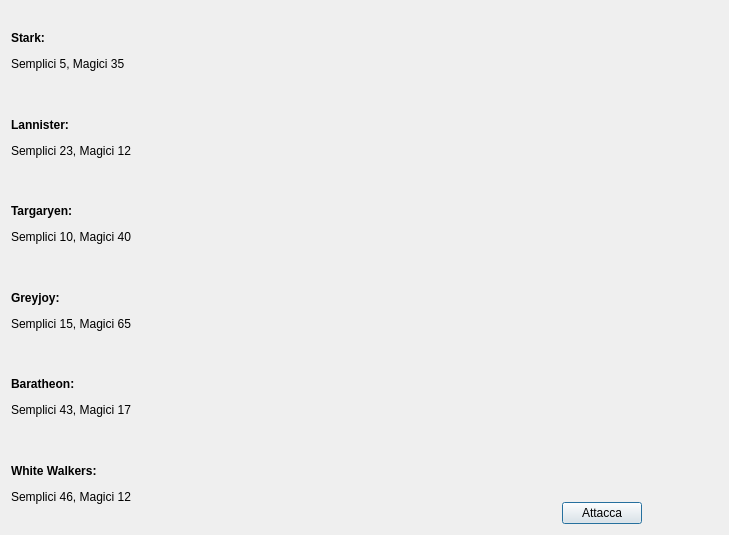
Above: playwindow.ui from AliceCasali/Legend_Of_WesterosQT before the change. Below: the same form after it.
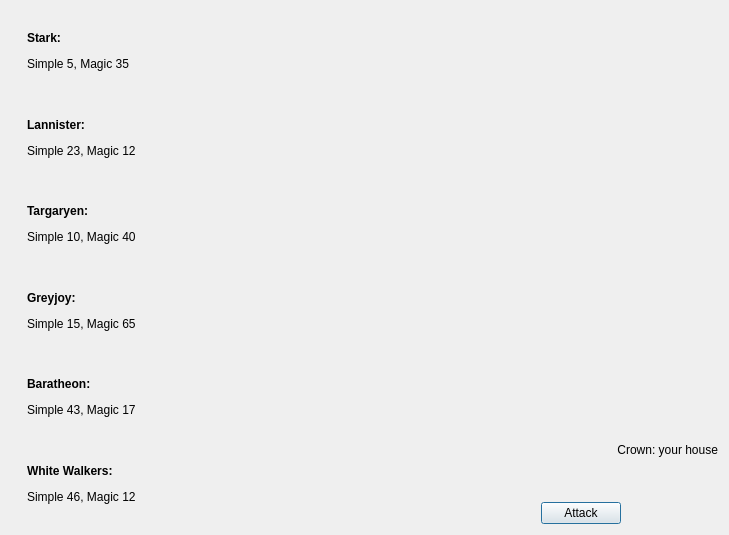
That is the form after the change.

What changed in the file:
```diff
--- a/playwindow.ui
+++ b/playwindow.ui
@@ -14,50 +14,216 @@
    <string>Dialog</string>
   </property>
   <layout class="QHBoxLayout" name="horizontalLayout_2">
+   <item>
+    <layout class="QVBoxLayout" name="verticalLayout_2">
+     <item>
+      <widget class="QLabel" name="labelStark_2">
+       <property name="sizePolicy">
+        <sizepolicy hsizetype="Maximum" vsizetype="Maximum">
+         <horstretch>0</horstretch>
+         <verstretch>0</verstretch>
+        </sizepolicy>
+       </property>
+       <property name="text">
+        <string/>
+       </property>
+      </widget>
+     </item>
+     <item>
+      <widget class="QLabel" name="labelLannister_2">
+       <property name="sizePolicy">
+        <sizepolicy hsizetype="Maximum" vsizetype="Maximum">
+         <horstretch>0</horstretch>
+         <verstretch>0</verstretch>
+        </sizepolicy>
+       </property>
+       <property name="text">
+        <string/>
+       </property>
+      </widget>
+     </item>
+     <item>
+      <widget class="QLabel" name="labelTargaryen_2">
+       <property name="sizePolicy">
+        <sizepolicy hsizetype="Maximum" vsizetype="Maximum">
+         <horstretch>0</horstretch>
+         <verstretch>0</verstretch>
+        </sizepolicy>
+       </property>
+       <property name="text">
+        <string/>
+       </property>
+      </widget>
+     </item>
+     <item>
+      <widget class="QLabel" name="labelGreyjoy_2">
+       <property name="sizePolicy">
+        <sizepolicy hsizetype="Maximum" vsizetype="Maximum">
+         <horstretch>0</horstretch>
+         <verstretch>0</verstretch>
+        </sizepolicy>
+       </property>
+       <property name="text">
+        <string/>
+       </property>
+      </widget>
+     </item>
+     <item>
+      <widget class="QLabel" name="labelBaratheon_2">
+       <property name="sizePolicy">
+        <sizepolicy hsizetype="Maximum" vsizetype="Maximum">
+         <horstretch>0</horstretch>
+         <verstretch>0</verstretch>
+        </sizepolicy>
+       </property>
+       <property name="text">
+        <string/>
+       </property>
+      </widget>
+     </item>
+     <item>
+      <widget class="QLabel" name="labelWhiteWalkers_2">
+       <property name="sizePolicy">
+        <sizepolicy hsizetype="Maximum" vsizetype="Maximum">
+         <horstretch>0</horstretch>
+         <verstretch>0</verstretch>
+        </sizepolicy>
+       </property>
+       <property name="text">
+        <string/>
+       </property>
+      </widget>
+     </item>
+    </layout>
+   </item>
    <item>
     <layout class="QVBoxLayout" name="verticalLayout_6">
      <item>
       <widget class="QLabel" name="labelStark">
+       <property name="sizePolicy">
+        <sizepolicy hsizetype="Maximum" vsizetype="Preferred">
+         <horstretch>0</horstretch>
+         <verstretch>0</verstretch>
+        </sizepolicy>
+       </property>
+       <property name="styleSheet">
+        <string notr="true">QLabel{
+	margin-right: 20 px;
+}</string>
+       </property>
        <property name="text">
-        <string>&lt;html&gt;&lt;head/&gt;&lt;body&gt;&lt;p&gt;&lt;b&gt;Stark:&lt;b&gt;&lt;/p&gt;&lt;p&gt;Semplici 5, Magici 35&lt;/p&gt;&lt;/body&gt;&lt;/html&gt;</string>
+        <string>&lt;html&gt;&lt;head/&gt;&lt;body&gt;&lt;p&gt;&lt;span style=&quot; font-weight:600;&quot;&gt;Stark:&lt;/span&gt;&lt;/p&gt;&lt;p&gt;Simple 5, Magic 35&lt;/p&gt;&lt;/body&gt;&lt;/html&gt;</string>
+       </property>
+       <property name="margin">
+        <number>0</number>
        </property>
       </widget>
      </item>
      <item>
       <widget class="QLabel" name="labelLannister">
+       <property name="sizePolicy">
+        <sizepolicy hsizetype="Maximum" vsizetype="Preferred">
+         <horstretch>0</horstretch>
+         <verstretch>0</verstretch>
+        </sizepolicy>
+       </property>
+       <property name="styleSheet">
+        <string notr="true">QLabel{
+	margin-right: 20 px;
+}</string>
+       </property>
        <property name="text">
-        <string>&lt;html&gt;&lt;head/&gt;&lt;body&gt;&lt;p&gt;&lt;b&gt;Lannister:&lt;b&gt;&lt;/p&gt;&lt;p&gt;Semplici 23, Magici 12&lt;/p&gt;&lt;/body&gt;&lt;/html&gt;</string>
+        <string>&lt;html&gt;&lt;head/&gt;&lt;body&gt;&lt;p&gt;&lt;span style=&quot; font-weight:600;&quot;&gt;Lannister:&lt;/span&gt;&lt;/p&gt;&lt;p&gt;Simple 23, Magic 12&lt;/p&gt;&lt;/body&gt;&lt;/html&gt;</string>
+       </property>
+       <property name="margin">
+        <number>0</number>
        </property>
       </widget>
      </item>
      <item>
       <widget class="QLabel" name="labelTargaryen">
+       <property name="sizePolicy">
+        <sizepolicy hsizetype="Maximum" vsizetype="Preferred">
+         <horstretch>0</horstretch>
+         <verstretch>0</verstretch>
+        </sizepolicy>
+       </property>
+       <property name="styleSheet">
+        <string notr="true">QLabel{
+	margin-right: 20 px;
+}</string>
+       </property>
        <property name="text">
-        <string>&lt;html&gt;&lt;head/&gt;&lt;body&gt;&lt;p&gt;&lt;b&gt;Targaryen:&lt;/b&gt;&lt;/p&gt;&lt;p&gt;Semplici 10, Magici 40&lt;/p&gt;&lt;/body&gt;&lt;/html&gt;</string>
+        <string>&lt;html&gt;&lt;head/&gt;&lt;body&gt;&lt;p&gt;&lt;span style=&quot; font-weight:600;&quot;&gt;Targaryen:&lt;/span&gt;&lt;/p&gt;&lt;p&gt;Simple 10, Magic 40&lt;/p&gt;&lt;/body&gt;&lt;/html&gt;</string>
        </property>
        <property name="wordWrap">
         <bool>true</bool>
        </property>
+       <property name="margin">
+        <number>0</number>
+       </property>
       </widget>
      </item>
      <item>
       <widget class="QLabel" name="labelGreyjoy">
+       <property name="sizePolicy">
+        <sizepolicy hsizetype="Maximum" vsizetype="Preferred">
+         <horstretch>0</horstretch>
+         <verstretch>0</verstretch>
+        </sizepolicy>
+       </property>
+       <property name="styleSheet">
+        <string notr="true">QLabel{
+	margin-right: 20 px;
+}</string>
+       </property>
        <property name="text">
-        <string>&lt;html&gt;&lt;head/&gt;&lt;body&gt;&lt;p&gt;&lt;span style=&quot; font-weight:600;&quot;&gt;Greyjoy:&lt;/span&gt;&lt;/p&gt;&lt;p&gt;Semplici 15, Magici 65&lt;/p&gt;&lt;/body&gt;&lt;/html&gt;</string>
+        <string>&lt;html&gt;&lt;head/&gt;&lt;body&gt;&lt;p&gt;&lt;span style=&quot; font-weight:600;&quot;&gt;Greyjoy:&lt;/span&gt;&lt;/p&gt;&lt;p&gt;Simple 15, Magic 65&lt;/p&gt;&lt;/body&gt;&lt;/html&gt;</string>
+       </property>
+       <property name="margin">
+        <number>0</number>
        </property>
       </widget>
      </item>
      <item>
       <widget class="QLabel" name="labelBaratheon">
+       <property name="sizePolicy">
+        <sizepolicy hsizetype="Maximum" vsizetype="Preferred">
+         <horstretch>0</horstretch>
+         <verstretch>0</verstretch>
+        </sizepolicy>
+       </property>
+       <property name="styleSheet">
+        <string notr="true">QLabel{
+	margin-right: 20 px;
+}</string>
+       </property>
        <property name="text">
-        <string>&lt;html&gt;&lt;head/&gt;&lt;body&gt;&lt;p&gt;&lt;b&gt;Baratheon:&lt;b&gt;&lt;/p&gt;&lt;p&gt;Semplici 43, Magici 17&lt;/p&gt;&lt;/body&gt;&lt;/html&gt;</string>
+        <string>&lt;html&gt;&lt;head/&gt;&lt;body&gt;&lt;p&gt;&lt;span style=&quot; font-weight:600;&quot;&gt;Baratheon:&lt;/span&gt;&lt;/p&gt;&lt;p&gt;Simple 43, Magic 17&lt;/p&gt;&lt;/body&gt;&lt;/html&gt;</string>
+       </property>
+       <property name="margin">
+        <number>0</number>
        </property>
       </widget>
      </item>
      <item>
       <widget class="QLabel" name="labelWhiteWalkers">
+       <property name="sizePolicy">
+        <sizepolicy hsizetype="Maximum" vsizetype="Preferred">
+         <horstretch>0</horstretch>
+         <verstretch>0</verstretch>
+        </sizepolicy>
+       </property>
+       <property name="styleSheet">
+        <string notr="true">QLabel{
+	margin-right: 20 px;
+}</string>
+       </property>
        <property name="text">
-        <string>&lt;html&gt;&lt;head/&gt;&lt;body&gt;&lt;p&gt;&lt;b&gt;White Walkers:&lt;b&gt;&lt;/p&gt;&lt;p&gt;Semplici 46, Magici 12&lt;/p&gt;&lt;/body&gt;&lt;/html&gt;</string>
+        <string>&lt;html&gt;&lt;head/&gt;&lt;body&gt;&lt;p&gt;&lt;span style=&quot; font-weight:600;&quot;&gt;White Walkers:&lt;/span&gt;&lt;/p&gt;&lt;p&gt;Simple 46, Magic 12&lt;/p&gt;&lt;/body&gt;&lt;/html&gt;</string>
+       </property>
+       <property name="margin">
+        <number>0</number>
        </property>
       </widget>
      </item>
@@ -121,6 +287,20 @@
        </property>
       </widget>
      </item>
+     <item>
+      <layout class="QVBoxLayout" name="verticalLayout_3">
+       <item>
+        <widget class="QLabel" name="labelLegend">
+         <property name="text">
+          <string>&lt;html&gt;&lt;head/&gt;&lt;body&gt;&lt;p&gt;Crown: your house&lt;/p&gt;&lt;/body&gt;&lt;/html&gt;</string>
+         </property>
+         <property name="alignment">
+          <set>Qt::AlignRight|Qt::AlignTrailing|Qt::AlignVCenter</set>
+         </property>
+        </widget>
+       </item>
+      </layout>
+     </item>
      <item alignment="Qt::AlignHCenter">
       <widget class="QPushButton" name="attacca">
        <property name="sizePolicy">
@@ -130,7 +310,7 @@
         </sizepolicy>
        </property>
        <property name="text">
-        <string>Attacca</string>
+        <string>Attack</string>
        </property>
       </widget>
      </item>
```
Left out of the diff: 8 changed lines with no effect on the pictures.
